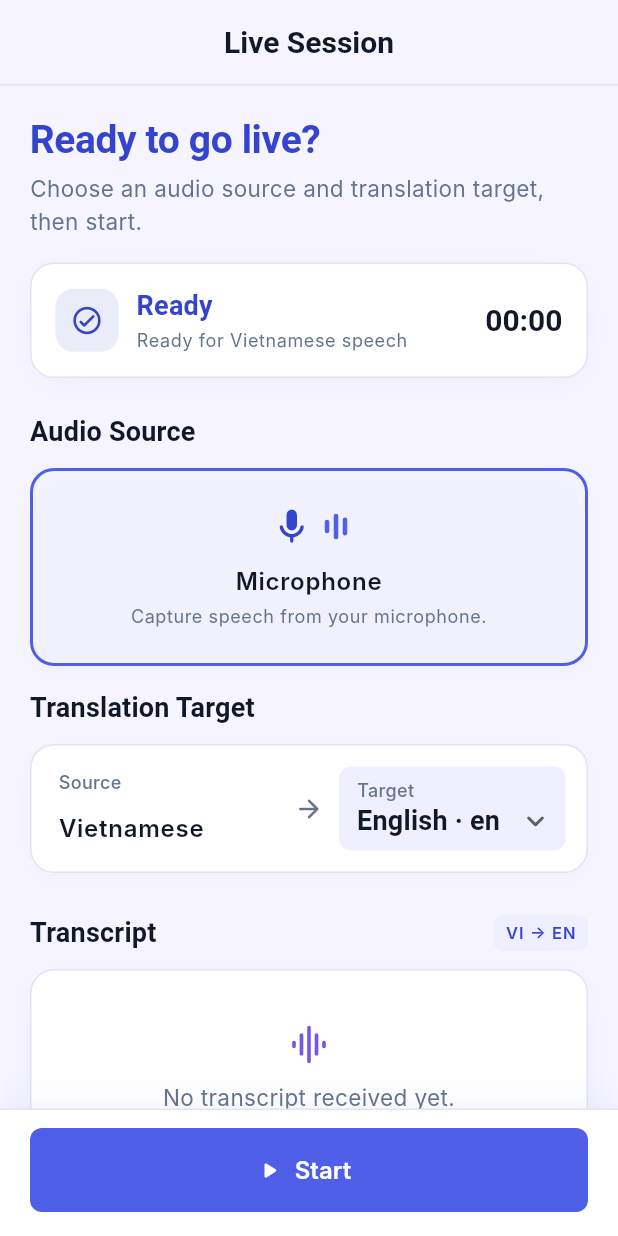
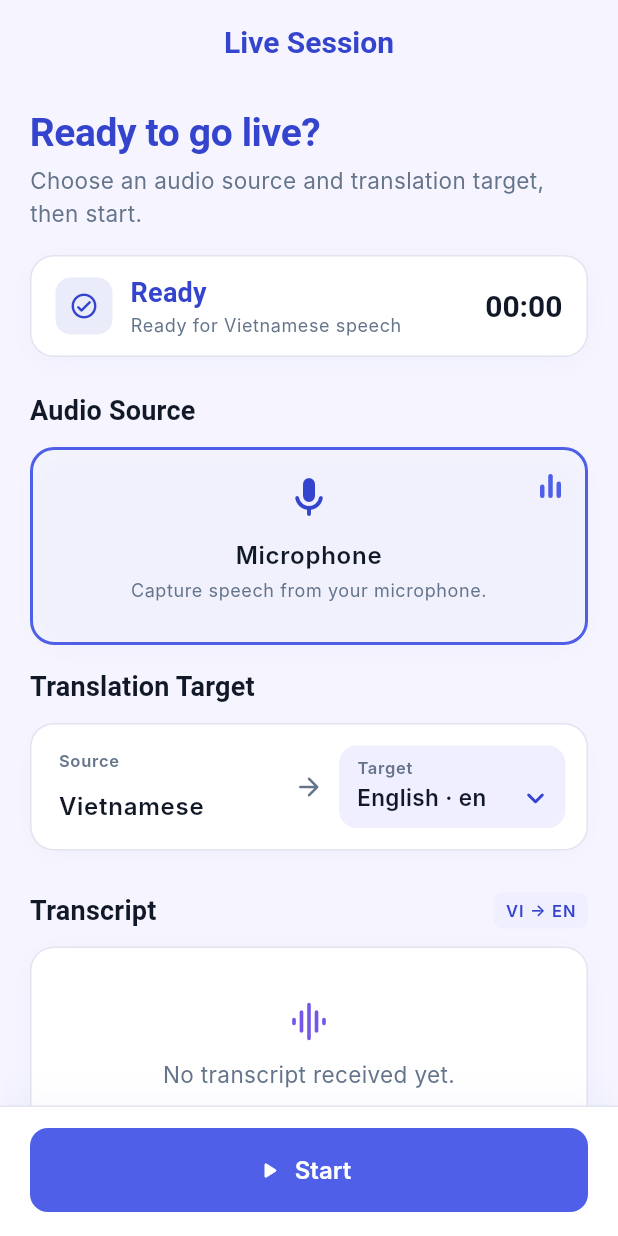
Before and after one commit to DangAnhNhut/AI_Live_Translator, a Flutter app: the screen it shows after launch, on a phone screen of 412 x 824 dp. Run offline on Flutter 3.47's test engine with Material 3 defaults, Android fonts, the phone set to English and light mode, and no system bars; our stand-ins replace permission_handler; missing offline and left inert: flutter_file_saver, record; Roboto replaces fonts that are missing (Inter, Plus Jakarta Sans).

Commit message:
feat(mobile): refine live session visual fidelity

```diff
--- a/apps/mobile/lib/screens/live_session_screen.dart
+++ b/apps/mobile/lib/screens/live_session_screen.dart
@@ -33,10 +33,7 @@ class LiveSessionScreen extends StatelessWidget {
       backgroundColor: AppColors.background,
       appBar: AppBar(
         title: const Text('Live Session'),
-        bottom: const PreferredSize(
-          preferredSize: Size.fromHeight(1),
-          child: Divider(),
-        ),
+        centerTitle: true,
       ),
       body: AnimatedBuilder(
         animation: controller,
@@ -48,6 +45,10 @@ class LiveSessionScreen extends StatelessWidget {
               controller.recordBenchmarkTranscriptRendered(transcriptRevision);
             });
           }
+          final isStoppedSession = controller.hasStoppedSession;
+          final isLiveActive = !isStoppedSession &&
+              (controller.state == LiveSessionState.listening ||
+                  controller.state == LiveSessionState.paused);
           return SafeArea(
             top: false,
             child: Column(
@@ -55,12 +56,19 @@ class LiveSessionScreen extends StatelessWidget {
                 Expanded(
                   child: SingleChildScrollView(
                     key: const Key('live_session_scroll_view'),
-                    padding: const EdgeInsets.fromLTRB(20, 20, 20, 24),
+                    padding: const EdgeInsets.fromLTRB(20, 16, 20, 32),
                     child: Column(
                       crossAxisAlignment: CrossAxisAlignment.stretch,
                       children: [
+                        if (isStoppedSession) ...[
+                          _SessionIntro(controller: controller),
+                          const SizedBox(height: 20),
+                          _TranscriptSection(controller: controller),
+                        ] else ...[
+                          if (!isLiveActive) ...[
                             _SessionIntro(controller: controller),
                             const SizedBox(height: 16),
+                          ],
                           _SessionStateCard(controller: controller),
                           if (controller.state == LiveSessionState.error &&
                               controller.errorMessage != null) ...[
@@ -73,12 +81,16 @@ class LiveSessionScreen extends StatelessWidget {
                               message: controller.translationWarning!,
                             ),
                           ],
+                          if (isLiveActive) ...[
+                            const SizedBox(height: 16),
+                            _TranscriptSection(controller: controller),
                             const SizedBox(height: 24),
                             AudioSourceSelector(
                               selectedSource: controller.selectedAudioSource,
                               systemAudioSupported:
                                   controller.isSystemAudioSupported,
-                          enabled: controller.state == LiveSessionState.ready,
+                              enabled: controller.state ==
+                                  LiveSessionState.ready,
                               onSelected: controller.selectAudioSource,
                             ),
                             if (controller.translationEnabled) ...[
@@ -91,18 +103,46 @@ class LiveSessionScreen extends StatelessWidget {
                               TranslationLanguageSelector(
                                 selectedTarget:
                                     controller.selectedTranslationTarget,
-                            enabled: controller.state == LiveSessionState.ready,
+                                enabled: controller.state ==
+                                    LiveSessionState.ready,
+                                onChanged: controller.selectTranslationTarget,
+                              ),
+                            ],
+                          ] else ...[
+                            const SizedBox(height: 24),
+                            AudioSourceSelector(
+                              selectedSource: controller.selectedAudioSource,
+                              systemAudioSupported:
+                                  controller.isSystemAudioSupported,
+                              enabled: controller.state ==
+                                  LiveSessionState.ready,
+                              onSelected: controller.selectAudioSource,
+                            ),
+                            if (controller.translationEnabled) ...[
+                              const SizedBox(height: 16),
+                              Text(
+                                'Translation Target',
+                                style: Theme.of(context).textTheme.titleMedium,
+                              ),
+                              const SizedBox(height: 12),
+                              TranslationLanguageSelector(
+                                selectedTarget:
+                                    controller.selectedTranslationTarget,
+                                enabled: controller.state ==
+                                    LiveSessionState.ready,
                                 onChanged: controller.selectTranslationTarget,
                               ),
                             ],
                             const SizedBox(height: 28),
                             _TranscriptSection(controller: controller),
+                          ],
                           if (debugControls != null) ...[
                             const SizedBox(height: 20),
                             _DebugVerificationPanel(
                               controller: controller,
                               controls: debugControls!,
                             ),
+                          ],
                         ],
                       ],
                     ),
@@ -150,42 +190,47 @@ class _SessionIntro extends StatelessWidget {
     if (controller.hasStoppedSession) {
       final hasFinalTranscript = controller.finalTranscript.isNotEmpty;
       return Container(
-        padding: const EdgeInsets.all(16),
+        padding: const EdgeInsets.symmetric(vertical: 24, horizontal: 20),
         decoration: _cardDecoration(),
-        child: Row(
+        child: Column(
           children: [
             Container(
-              width: 44,
-              height: 44,
-              decoration: const BoxDecoration(
+              width: 72,
+              height: 72,
+              decoration: BoxDecoration(
                 color: AppColors.primary,
                 shape: BoxShape.circle,
+                boxShadow: [
+                  BoxShadow(
+                    color: AppColors.primary.withValues(alpha: 0.28),
+                    blurRadius: 24,
+                    offset: const Offset(0, 4),
+                  ),
+                ],
               ),
               child: const Icon(
                 Icons.check_rounded,
                 color: Colors.white,
-                size: 26,
+                size: 38,
               ),
             ),
-            const SizedBox(width: 14),
-            Expanded(
-              child: Column(
-                crossAxisAlignment: CrossAxisAlignment.start,
-                children: [
+            const SizedBox(height: 16),
             Text(
               'Session complete',
-                    style: Theme.of(context).textTheme.titleMedium?.copyWith(
+              textAlign: TextAlign.center,
+              style: Theme.of(context).textTheme.headlineMedium?.copyWith(
                 color: AppColors.primaryStrong,
+                fontWeight: FontWeight.w700,
               ),
             ),
-                  const SizedBox(height: 3),
+            const SizedBox(height: 6),
             Text(
               hasFinalTranscript
                   ? 'Your final transcript remains available below.'
                   : 'No final transcript was captured.',
-                    style: Theme.of(context).textTheme.bodySmall,
-                  ),
-                ],
+              textAlign: TextAlign.center,
+              style: Theme.of(context).textTheme.bodyMedium?.copyWith(
+                color: AppColors.secondaryText,
               ),
             ),
           ],
@@ -200,9 +245,10 @@ class _SessionIntro extends StatelessWidget {
           controller.state == LiveSessionState.ready
               ? 'Ready to go live?'
               : 'Live translation',
-          style: Theme.of(
-            context,
-          ).textTheme.headlineMedium?.copyWith(color: AppColors.primaryStrong),
+          style: Theme.of(context).textTheme.headlineMedium?.copyWith(
+            color: AppColors.primaryStrong,
+            fontWeight: FontWeight.w700,
+          ),
         ),
         const SizedBox(height: 6),
         Text(
@@ -235,27 +281,28 @@ class _SessionStateCard extends StatelessWidget {
 
     return Container(
       key: const Key('session_state_card'),
-      padding: const EdgeInsets.all(16),
+      padding: const EdgeInsets.symmetric(horizontal: 16, vertical: 12),
       decoration: _cardDecoration(),
       child: Row(
         children: [
           Container(
-            width: 42,
-            height: 42,
+            width: 38,
+            height: 38,
             decoration: BoxDecoration(
               color: statusColor.withValues(alpha: 0.1),
-              borderRadius: BorderRadius.circular(12),
+              borderRadius: BorderRadius.circular(10),
             ),
             child: Icon(
               _statusIcon(state, controller.selectedAudioSource),
               color: statusColor,
-              size: 22,
+              size: 20,
             ),
           ),
           const SizedBox(width: 12),
           Expanded(
             child: Column(
               crossAxisAlignment: CrossAxisAlignment.start,
+              mainAxisSize: MainAxisSize.min,
               children: [
                 Row(
                   children: [
@@ -265,18 +312,21 @@ class _SessionStateCard extends StatelessWidget {
                         key: const Key('session_status'),
                         style: Theme.of(
                           context,
-                        ).textTheme.titleMedium?.copyWith(color: statusColor),
+                        ).textTheme.titleMedium?.copyWith(
+                          color: statusColor,
+                          fontWeight: FontWeight.w600,
+                        ),
                       ),
                     ),
                     if (state == LiveSessionState.listening) ...[
                       const SizedBox(width: 8),
                       Container(
                         padding: const EdgeInsets.symmetric(
-                          horizontal: 8,
-                          vertical: 3,
+                          horizontal: 7,
+                          vertical: 2.5,
                         ),
                         decoration: BoxDecoration(
-                          color: AppColors.live.withValues(alpha: 0.1),
+                          color: AppColors.live.withValues(alpha: 0.12),
                           borderRadius: BorderRadius.circular(99),
                         ),
                         child: const Row(
@@ -290,7 +340,7 @@ class _SessionStateCard extends StatelessWidget {
                               ),
                               child: SizedBox.square(dimension: 6),
                             ),
-                            SizedBox(width: 5),
+                            SizedBox(width: 4),
                             Text(
                               'LIVE',
                               key: Key('live_status_badge'),
@@ -304,33 +354,38 @@ class _SessionStateCard extends StatelessWidget {
                           ],
                         ),
                       ),
+                      const SizedBox(width: 6),
+                      const _SpeechBars(),
                     ],
                   ],
                 ),
-                const SizedBox(height: 3),
+                const SizedBox(height: 2),
                 Text(
                   _stateDescription(controller),
-                  style: Theme.of(context).textTheme.bodySmall,
+                  style: Theme.of(context).textTheme.bodySmall?.copyWith(
+                    color: AppColors.secondaryText,
+                  ),
                 ),
               ],
             ),
           ),
-          const SizedBox(width: 12),
+          const SizedBox(width: 10),
           Row(
             mainAxisSize: MainAxisSize.min,
             children: [
               if (loading) ...[
                 const SizedBox.square(
-                  dimension: 20,
+                  dimension: 18,
                   child: CircularProgressIndicator(strokeWidth: 2.2),
                 ),
-                const SizedBox(width: 10),
+                const SizedBox(width: 8),
               ],
               Text(
                 _formatDuration(controller.elapsed),
                 key: const Key('session_timer'),
                 style: Theme.of(context).textTheme.titleLarge?.copyWith(
                   color: AppColors.text,
+                  fontWeight: FontWeight.w600,
                   fontFeatures: const [FontFeature.tabularFigures()],
                 ),
               ),
@@ -412,12 +467,14 @@ class _TranscriptSection extends StatelessWidget {
 
   @override
   Widget build(BuildContext context) {
+    final title =
+        controller.hasStoppedSession ? 'Transcript Preview' : 'Transcript';
     return Column(
       crossAxisAlignment: CrossAxisAlignment.stretch,
       children: [
         Row(
           children: [
-            Text('Transcript', style: Theme.of(context).textTheme.titleMedium),
+            Text(title, style: Theme.of(context).textTheme.titleMedium),
             const Spacer(),
             if (controller.translationEnabled)
               Container(
@@ -511,7 +568,7 @@ class _TranscriptContent extends StatelessWidget {
                         'live-${segment.streamId ?? ''}-${segment.segmentId}',
                       ),
                       style: Theme.of(context).textTheme.bodyLarge?.copyWith(
-                        color: AppColors.secondaryText,
+                        color: AppColors.text.withValues(alpha: 0.8),
                         fontStyle: segment.isFinal
                             ? FontStyle.normal
                             : FontStyle.italic,
@@ -578,13 +635,13 @@ class _SessionControls extends StatelessWidget {
     return Container(
       key: const Key('session_controls'),
       width: double.infinity,
-      padding: const EdgeInsets.fromLTRB(20, 12, 20, 16),
+      padding: const EdgeInsets.fromLTRB(20, 14, 20, 16),
       decoration: const BoxDecoration(
         color: AppColors.card,
         border: Border(top: BorderSide(color: AppColors.border)),
         boxShadow: [
           BoxShadow(
-            color: Color(0x103444CD),
+            color: Color(0x0A3444CD),
             blurRadius: 20,
             offset: Offset(0, -4),
           ),
@@ -636,6 +693,12 @@ class _SessionControls extends StatelessWidget {
           children: [
             Expanded(
               child: FilledButton.icon(
+                style: FilledButton.styleFrom(
+                  backgroundColor: AppColors.card,
+                  foregroundColor: AppColors.primaryStrong,
+                  side: const BorderSide(color: AppColors.primary, width: 1.5),
+                  elevation: 0,
+                ),
                 onPressed: () => unawaited(controller.pause()),
                 icon: const Icon(Icons.pause_rounded),
                 label: const Text('Pause'),
@@ -785,13 +848,14 @@ class _SpeechBars extends StatelessWidget {
   @override
   Widget build(BuildContext context) {
     return const Row(
-      crossAxisAlignment: CrossAxisAlignment.center,
+      crossAxisAlignment: CrossAxisAlignment.end,
+      mainAxisSize: MainAxisSize.min,
       children: [
         _SpeechBar(height: 10),
-        SizedBox(width: 3),
-        _SpeechBar(height: 18),
-        SizedBox(width: 3),
-        _SpeechBar(height: 13),
+        SizedBox(width: 2.5),
+        _SpeechBar(height: 16),
+        SizedBox(width: 2.5),
+        _SpeechBar(height: 12),
       ],
     );
   }
--- a/apps/mobile/lib/theme/app_theme.dart
+++ b/apps/mobile/lib/theme/app_theme.dart
@@ -17,7 +17,7 @@ abstract final class AppColors {
 }
 
 abstract final class AppRadii {
-  static const control = 8.0;
+  static const control = 12.0;
   static const card = 16.0;
 }
 
@@ -122,8 +122,8 @@ ThemeData buildAppTheme() {
       titleTextStyle: TextStyle(
         fontFamily: 'Plus Jakarta Sans',
         fontSize: 20,
-        fontWeight: FontWeight.w600,
-        color: AppColors.text,
+        fontWeight: FontWeight.w700,
+        color: AppColors.primaryStrong,
       ),
     ),
     filledButtonTheme: FilledButtonThemeData(
--- a/apps/mobile/lib/widgets/audio_source_selector.dart
+++ b/apps/mobile/lib/widgets/audio_source_selector.dart
@@ -131,24 +131,24 @@ class _AudioSourceOption extends StatelessWidget {
                   ),
                 ],
               ),
+              child: Stack(
+                children: [
+                  if (selected)
+                    const Positioned(
+                      top: 0,
+                      right: 0,
+                      child: _ListeningBars(),
+                    ),
+                  Center(
                     child: Column(
-                mainAxisAlignment: MainAxisAlignment.center,
-                children: [
-                  Row(
                       mainAxisAlignment: MainAxisAlignment.center,
                       children: [
                         Icon(
                           icon,
-                        size: 28,
+                          size: 32,
                           color: selected
                               ? AppColors.primaryStrong
                               : AppColors.secondaryText,
-                      ),
-                      if (selected) ...[
-                        const SizedBox(width: 8),
-                        const _ListeningBars(),
-                      ],
-                    ],
                         ),
                         const SizedBox(height: 10),
                         Text(
@@ -167,6 +167,9 @@ class _AudioSourceOption extends StatelessWidget {
                       ],
                     ),
                   ),
+                ],
+              ),
+            ),
           ),
         ),
       ),
@@ -180,13 +183,14 @@ class _ListeningBars extends StatelessWidget {
   @override
   Widget build(BuildContext context) {
     return const Row(
-      crossAxisAlignment: CrossAxisAlignment.center,
+      crossAxisAlignment: CrossAxisAlignment.end,
+      mainAxisSize: MainAxisSize.min,
       children: [
         _Bar(height: 9),
-        SizedBox(width: 3),
-        _Bar(height: 17),
-        SizedBox(width: 3),
-        _Bar(height: 12),
+        SizedBox(width: 2.5),
+        _Bar(height: 16),
+        SizedBox(width: 2.5),
+        _Bar(height: 11),
       ],
     );
   }
--- a/apps/mobile/lib/widgets/bilingual_transcript_block.dart
+++ b/apps/mobile/lib/widgets/bilingual_transcript_block.dart
@@ -57,9 +57,13 @@ class BilingualTranscriptBlock extends StatelessWidget {
             labelColor: AppColors.secondaryText,
             textColor: AppColors.text,
           ),
-          const Padding(
-            padding: EdgeInsets.symmetric(vertical: 14),
-            child: Divider(),
+          Padding(
+            padding: const EdgeInsets.symmetric(vertical: 12),
+            child: Divider(
+              color: failed ? AppColors.errorSoft : AppColors.border,
+              thickness: 1,
+              height: 1,
+            ),
           ),
           Container(
             key: failed ? const Key('translation_failed_surface') : null,
@@ -67,21 +71,22 @@ class BilingualTranscriptBlock extends StatelessWidget {
               crossAxisAlignment: CrossAxisAlignment.start,
               children: [
                 Row(
+                  mainAxisSize: MainAxisSize.min,
                   children: [
-                    Expanded(
-                      child: _SectionLabel(
-                        view.translationLabel,
-                        color: failed
-                            ? AppColors.error
-                            : AppColors.primaryStrong,
-                      ),
+                    _SectionLabel(
+                      view.translationLabel,
+                      color: failed
+                          ? AppColors.error
+                          : AppColors.primaryStrong,
                     ),
-                    if (pending)
+                    if (pending) ...[
+                      const SizedBox(width: 6),
                       const SizedBox.square(
                         key: Key('translation_pending_indicator'),
-                        dimension: 14,
+                        dimension: 13,
                         child: CircularProgressIndicator(strokeWidth: 1.8),
                       ),
+                    ],
                   ],
                 ),
                 const SizedBox(height: 6),
@@ -104,7 +109,9 @@ class BilingualTranscriptBlock extends StatelessWidget {
                         style: Theme.of(context).textTheme.bodyLarge?.copyWith(
                           color: failed
                               ? AppColors.error
-                              : AppColors.primaryStrong,
+                              : (pending
+                                  ? AppColors.primary.withValues(alpha: 0.75)
+                                  : AppColors.primaryStrong),
                           fontWeight: FontWeight.w500,
                           fontStyle: pending
                               ? FontStyle.italic
@@ -173,7 +180,8 @@ class _SectionLabel extends StatelessWidget {
       text,
       style: Theme.of(context).textTheme.labelSmall?.copyWith(
         color: color,
-        fontWeight: FontWeight.w700,
+        fontSize: 10,
+        fontWeight: FontWeight.w600,
         letterSpacing: 0.8,
       ),
     );
--- a/apps/mobile/lib/widgets/translation_language_selector.dart
+++ b/apps/mobile/lib/widgets/translation_language_selector.dart
@@ -63,6 +63,9 @@ class TranslationLanguageSelector extends StatelessWidget {
                       'Target',
                       style: Theme.of(context).textTheme.labelMedium?.copyWith(
                         color: AppColors.secondaryText,
+                        fontSize: 11,
+                        fontWeight: FontWeight.w600,
+                        letterSpacing: 0.5,
                       ),
                     ),
                     DropdownButtonHideUnderline(
@@ -72,7 +75,14 @@ class TranslationLanguageSelector extends StatelessWidget {
                         isExpanded: true,
                         isDense: true,
                         borderRadius: BorderRadius.circular(AppRadii.control),
-                        icon: const Icon(Icons.expand_more_rounded),
+                        icon: const Icon(
+                          Icons.expand_more_rounded,
+                          color: AppColors.primaryStrong,
+                        ),
+                        style: Theme.of(context).textTheme.bodyMedium?.copyWith(
+                          fontWeight: FontWeight.w600,
+                          color: AppColors.text,
+                        ),
                         onChanged: enabled
                             ? (value) {
                                 if (value != null) {
@@ -119,9 +129,12 @@ class _LanguageField extends StatelessWidget {
         children: [
           Text(
             label,
-            style: Theme.of(
-              context,
-            ).textTheme.labelMedium?.copyWith(color: AppColors.secondaryText),
+            style: Theme.of(context).textTheme.labelMedium?.copyWith(
+              color: AppColors.secondaryText,
+              fontSize: 11,
+              fontWeight: FontWeight.w600,
+              letterSpacing: 0.5,
+            ),
           ),
           const SizedBox(height: 10),
           Text(
```
Also changed, not shown: 1 other file. Lines whose indentation alone changed are shown as unchanged.
